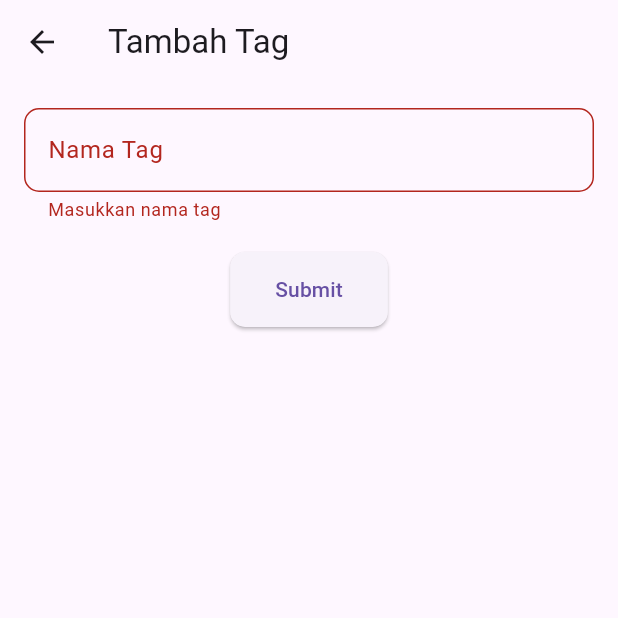
After one commit to Dexsless/flutterapi, a Flutter app: the CreateTagPage screen opened directly, after a tap on "Submit", on a phone screen of 412 x 824 dp, the top half of it. The commit adds this screen. Run offline on Flutter 3.47's test engine with Material 3 defaults, Android fonts, the phone set to English and light mode, and no system bars; our stand-ins replace shared_preferences; accounts and stored records are empty.

Commit message:
tugas ez

```diff
--- /dev/null
+++ b/lib/models/tag_model.dart
@@ -0,0 +1,57 @@
+class Tag {
+  bool? success;
+  String? message;
+  List<TagData>? data;
+
+  Tag({this.success, this.message, this.data});
+
+  factory Tag.fromJson(Map<String, dynamic> json) {
+    return Tag(
+      success: json['success'],
+      message: json['message'],
+      data: json['data'] != null
+          ? (json['data'] as List).map((i) => TagData.fromJson(i)).toList()
+          : null,
+    );
+  }
+
+  Map<String, dynamic> toJson() {
+    final Map<String, dynamic> data = <String, dynamic>{};
+    data['success'] = this.success;
+    data['message'] = this.message;
+    if (this.data != null) {
+      data['data'] = this.data!.map((v) => v.toJson()).toList();
+    }
+    return data;
+  }
+}
+
+class TagData {
+  int? id;
+  String? namaTag; // Changed from namaKategori to namaTag
+  String? slug; // Added slug property
+  String? createdAt;
+  String? updatedAt;
+
+  TagData({this.id, this.namaTag, this.slug, this.createdAt, this.updatedAt});
+
+  factory TagData.fromJson(Map<String, dynamic> json) {
+    return TagData(
+      id: json['id'],
+      namaTag: json['nama_tag'], // Changed from nama_kategori to nama_tag
+      slug: json['slug'], // Added slug property
+      createdAt: json['created_at'],
+      updatedAt: json['updated_at'],
+    );
+  }
+
+  Map<String, dynamic> toJson() {
+    final Map<String, dynamic> data = <String, dynamic>{};
+    data['id'] = this.id;
+    data['nama_tag'] = this.namaTag; // Changed from nama_kategori to nama_tag
+    data['slug'] = this.slug; // Added slug property
+    data['created_at'] = this.createdAt;
+    data['updated_at'] = this.updatedAt;
+    return data;
+  }
+}
--- /dev/null
+++ b/lib/pages/tag/create_tag_page.dart
@@ -0,0 +1,85 @@
+import 'package:flutter/material.dart';
+import '../../services/tag_service.dart';
+
+class CreateTagPage extends StatefulWidget {
+  @override
+  _CreateTagPageState createState() => _CreateTagPageState();
+}
+
+class _CreateTagPageState extends State<CreateTagPage> {
+  final _formKey = GlobalKey<FormState>();
+  final _namaTagController = TextEditingController();
+  final TagService _tagService = TagService();
+
+  void _submitForm() async {
+    if (_formKey.currentState!.validate()) {
+      bool success = await _tagService.storeTag(
+        _namaTagController.text,
+      );
+      if (success) {
+        ScaffoldMessenger.of(context).showSnackBar(
+          SnackBar(content: Text('Tag berhasil ditambahkan')),
+        );
+        Navigator.pop(context, true);
+      } else {
+        ScaffoldMessenger.of(context).showSnackBar(
+          SnackBar(content: Text('Gagal menambahkan tag')),
+        );
+      }
+    }
+  }
+
+  @override
+  void dispose() {
+    _namaTagController.dispose();
+    super.dispose();
+  }
+
+  @override
+  Widget build(BuildContext context) {
+    return Scaffold(
+      appBar: AppBar(
+        title: Text('Tambah Tag'),
+      ),
+      body: Padding(
+        padding: const EdgeInsets.all(16.0),
+        child: Form(
+          key: _formKey,
+          child: Column(
+            crossAxisAlignment: CrossAxisAlignment.start,
+            children: [
+              TextFormField(
+                controller: _namaTagController,
+                decoration: InputDecoration(
+                  labelText: 'Nama Tag',
+                  border: OutlineInputBorder(
+                    borderRadius: BorderRadius.circular(10),
+                  ),
+                ),
+                validator: (value) {
+                  if (value == null || value.isEmpty) {
+                    return 'Masukkan nama tag';
+                  }
+                  return null;
+                },
+              ),
+              SizedBox(height: 20),
+              Center(
+                child: ElevatedButton(
+                  onPressed: _submitForm,
+                  child: Text('Submit'),
+                  style: ElevatedButton.styleFrom(
+                    padding: EdgeInsets.symmetric(horizontal: 30, vertical: 15),
+                    shape: RoundedRectangleBorder(
+                      borderRadius: BorderRadius.circular(10),
+                    ),
+                  ),
+                ),
+              ),
+            ],
+          ),
+        ),
+      ),
+    );
+  }
+}
--- /dev/null
+++ b/lib/services/tag_service.dart
@@ -0,0 +1,59 @@
+import 'dart:convert';
+import 'package:http/http.dart' as http;
+import '../models/tag_model.dart'; // Import the Tag model
+
+class TagService {
+  final String _baseUrl = 'https://movieapi.smkassalaambandung.sch.id/api'; // Update the base URL if needed
+
+  // Fetch list of tags
+  Future<Tag?> fetchTags() async {
+    try {
+      final response = await http.get(Uri.parse('$_baseUrl/tag')); // Adjust endpoint if needed
+
+      if (response.statusCode == 200) {
+        return Tag.fromJson(json.decode(response.body));
+      } else {
+        throw Exception('Failed to load tags');
+      }
+    } catch (e) {
+      print('Error: $e');
+      return null;
+    }
+  }
+
+  // Add a new tag
+  Future<bool> storeTag(String namaTag) async {
+    final response = await http.post(
+      Uri.parse('$_baseUrl/tag'), // Adjust endpoint if needed
+      headers: {
+        'Content-Type': 'application/json', // Ensure the right content type
+      },
+      body: jsonEncode({
+        'nama_tag': namaTag,
+      }),
+    );
+
+    return response.statusCode == 201;
+  }
+
+  // Update an existing tag
+  Future<bool> updateTag(int id, String namaTag) async {
+    final response = await http.put(
+      Uri.parse('$_baseUrl/tag/$id'), // Adjust endpoint if needed
+      headers: {
+        'Content-Type': 'application/json', // Ensure the right content type
+      },
+      body: jsonEncode({
+        'nama_tag': namaTag,
+      }),
+    );
+
+    return response.statusCode == 200;
+  }
+
+  // Delete a tag
+  Future<bool> deleteTag(int id) async {
+    final response = await http.delete(Uri.parse('$_baseUrl/tag/$id')); // Adjust endpoint if needed
+    return response.statusCode == 200;
+  }
+}
```
Also changed, not shown: lib/pages/auth/home_page.dart (+11 -0 lines), lib/pages/tag/edit_tag_page.dart (added, +97 -0 lines), lib/pages/tag/list_tag_page.dart (added, +145 -0 lines), lib/pages/tag/show_tag_page.dart (added, +91 -0 lines).
